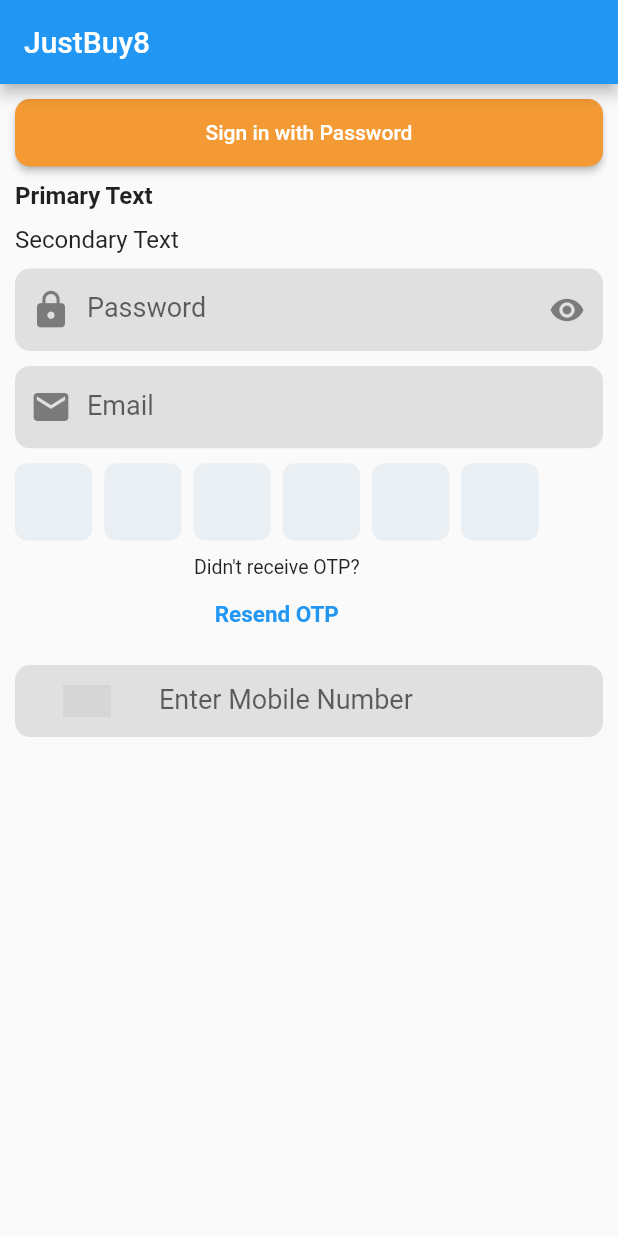
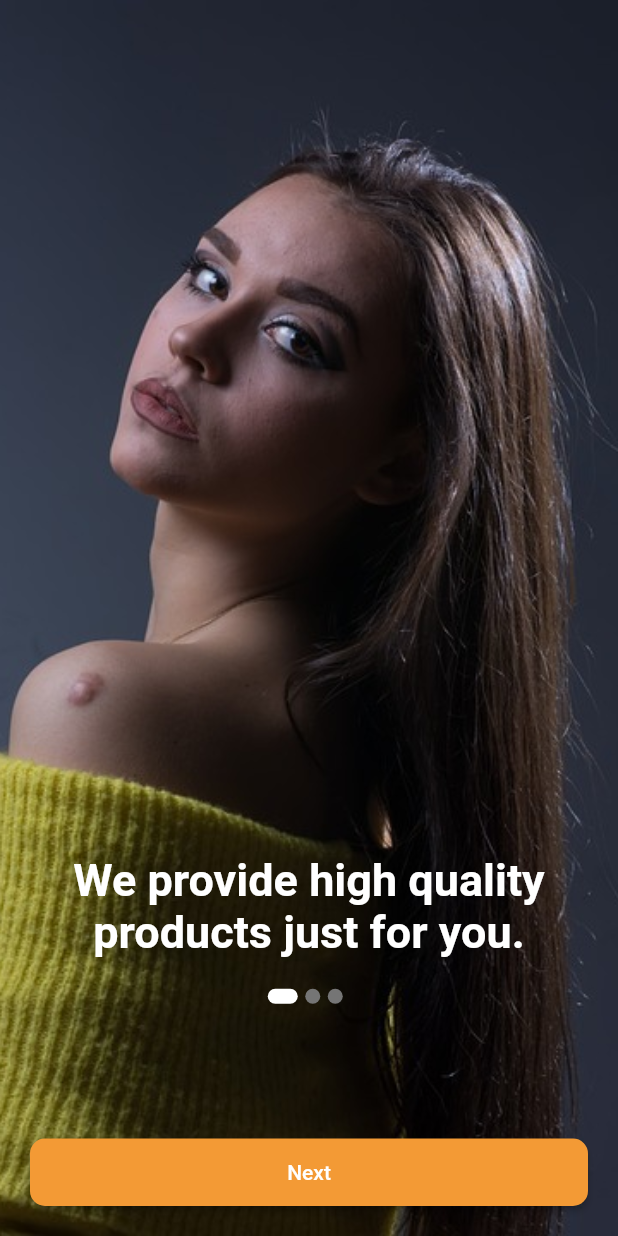
Before and after one commit to Justbuy8/JustBuy8-Mobile-App, a Flutter app: the screen it shows after launch, on a phone screen of 412 x 824 dp. Run offline on Flutter 3.47's test engine with Material 2 defaults, Android fonts, the phone set to English and light mode, and no system bars; drawn by our look-alikes of country_code_picker, pinput; our stand-ins replace nb_utils; Roboto replaces fonts that are missing (OpenSans-Light); grey boxes are pictures that could not be loaded.

Commit message:
onboarding screen implementation

```diff
--- a/lib/main.dart
+++ b/lib/main.dart
@@ -1,7 +1,7 @@
 // ignore_for_file: use_key_in_widget_constructors
 
 import 'package:flutter/material.dart';
-import 'package:justbuyeight/screens/home.dart';
+import 'package:justbuyeight/screens/onboarding_screen.dart';
 
 void main() {
   runApp(const MyApp());
@@ -13,8 +13,9 @@ class MyApp extends StatelessWidget {
   @override
   Widget build(BuildContext context) {
     return const MaterialApp(
+      debugShowCheckedModeBanner: false,
       title: 'JustBuy8',
-      home: Home(),
+      home: OnboardingScreen(),
     );
   }
 }
--- /dev/null
+++ b/lib/models/onboarding_model.dart
@@ -0,0 +1,24 @@
+class OnboardingModel {
+  final String title;
+  final String image;
+
+  OnboardingModel({
+    required this.title,
+    required this.image,
+  });
+}
+
+List<OnboardingModel> contents = [
+  OnboardingModel(
+    title: "We provide high quality products just for you.",
+    image: "assets/images/onboarding1.jpg",
+  ),
+  OnboardingModel(
+    title: "Your satisfaction is our number one priority.",
+    image: "assets/images/onboarding2.jpg",
+  ),
+  OnboardingModel(
+    title: "Let's fulfill your daily need with JustBuy8 Store right now!",
+    image: "assets/images/onboarding3.jpg",
+  ),
+];
--- a/lib/screens/onboarding_screen.dart
+++ b/lib/screens/onboarding_screen.dart
@@ -1,72 +1,152 @@
-// ignore_for_file: unnecessary_string_interpolations
+import 'package:flutter/material.dart';
+import 'package:justbuyeight/constants/app_fonts.dart';
+import 'package:justbuyeight/models/onboarding_model.dart';
+import 'package:justbuyeight/widgets/components/buttons/primary_button.dart';
 
-import 'package:flutter/material.dart';
-import 'package:introduction_screen/introduction_screen.dart';
-import 'package:justbuyeight/constants/app_theme.dart';
+class OnboardingScreen extends StatefulWidget {
+  const OnboardingScreen({Key? key}) : super(key: key);
 
-// ignore: use_key_in_widget_constructors
-class OnBoardingScreen extends StatelessWidget {
   @override
-  Widget build(BuildContext context) {
-    PageDecoration pageDecoration = PageDecoration(
-        titlePadding: const EdgeInsets.only(top: 50),
-        bodyAlignment: Alignment.topCenter,
-        imageAlignment: Alignment.topCenter,
-        safeArea: 0,
-        imagePadding: EdgeInsets.zero,
-        fullScreen: true,
-        titleTextStyle: AppTheme.onboardingTitleTextStyle);
+  State<OnboardingScreen> createState() => _OnboardingScreenState();
+}
 
-    return IntroductionScreen(
-      globalBackgroundColor: Colors.white,
-      pages: [
-        PageViewModel(
-          title: "We provide hight quality products just for you.",
-          body: '',
-          image: introImage('assets/images/onboarding1.jpg'),
-          decoration: pageDecoration,
+class _OnboardingScreenState extends State<OnboardingScreen> {
+  late PageController _controller;
+
+  @override
+  void initState() {
+    _controller = PageController();
+    super.initState();
+  }
+
+  int _currentPage = 0;
+
+  AnimatedContainer _buildDots({
+    int? index,
+  }) {
+    return AnimatedContainer(
+      duration: const Duration(milliseconds: 200),
+      decoration: BoxDecoration(
+        borderRadius: const BorderRadius.all(
+          Radius.circular(50),
         ),
-        PageViewModel(
-          title: "Your satisfaction is our number on priority",
-          body: "",
-          image: introImage('assets/images/onboarding2.jpg'),
-          decoration: pageDecoration,
-        ),
-        PageViewModel(
-          title:
-              "Let's full fill your daily need with Justbuy8 Store right now!",
-          body: '',
-          image: introImage('assets/images/onboarding3.jpg'),
-          decoration: pageDecoration,
-        ),
-      ],
-      showSkipButton: false,
-      onDone: (){},
-      next: const Icon(
-        Icons.arrow_forward,
-        color: Colors.white,
+        color: _currentPage == index ? Colors.white : Colors.grey.shade600,
       ),
-      done: const Text(
-        'Getting Stated',
-        style: TextStyle(fontWeight: FontWeight.w600, color: Colors.white),
-      ),
-      dotsDecorator: const DotsDecorator(
-        size: Size(10.0, 10.0),
-        color: Colors.grey,
-        activeSize: Size(25.0, 10.0),
-        activeColor: Colors.white,
-        activeShape: RoundedRectangleBorder(
-          borderRadius: BorderRadius.all(Radius.circular(25.0)),
-        ),
-      ),
+      margin: const EdgeInsets.only(right: 5),
+      height: 10,
+      curve: Curves.easeIn,
+      width: _currentPage == index ? 20 : 10,
     );
   }
 
-  Widget introImage(String assetName) {
-    return Image.asset(
-      '$assetName',
-      fit: BoxFit.fitHeight,
-      height: 1000,
+  @override
+  Widget build(BuildContext context) {
+    SizeConfig().init(context);
+    double width = SizeConfig.screenW!;
+
+    return Stack(
+      children: [
+        Image.asset(
+          contents[_currentPage].image,
+          height: MediaQuery.of(context).size.height,
+          width: MediaQuery.of(context).size.width,
+          fit: BoxFit.fitHeight,
+        ),
+        Scaffold(
+          backgroundColor: Colors.transparent,
+          body: SafeArea(
+            child: Column(
+              children: [
+                Expanded(
+                  flex: 4,
+                  child: PageView.builder(
+                    physics: const BouncingScrollPhysics(),
+                    controller: _controller,
+                    onPageChanged: (value) =>
+                        setState(() => _currentPage = value),
+                    itemCount: contents.length,
+                    itemBuilder: (context, i) {
+                      return Padding(
+                        padding: const EdgeInsets.all(20.0),
+                        child: Column(
+                          crossAxisAlignment: CrossAxisAlignment.end,
+                          mainAxisAlignment: MainAxisAlignment.end,
+                          children: [
+                            Text(
+                              contents[i].title,
+                              textAlign: TextAlign.center,
+                              style: TextStyle(
+                                fontFamily: AppFonts.robotoBold,
+                                color: Colors.white,
+                                fontWeight: FontWeight.w600,
+                                fontSize: (width <= 550) ? 30 : 35,
+                              ),
+                            ),
+                          ],
+                        ),
+                      );
+                    },
+                  ),
+                ),
+                Expanded(
+                  flex: 1,
+                  child: Column(
+                    mainAxisAlignment: MainAxisAlignment.spaceBetween,
+                    children: [
+                      Row(
+                        mainAxisAlignment: MainAxisAlignment.center,
+                        children: List.generate(
+                          contents.length,
+                          (int index) => _buildDots(
+                            index: index,
+                          ),
+                        ),
+                      ),
+                      _currentPage + 1 == contents.length
+                          ? Padding(
+                              padding: const EdgeInsets.all(20),
+                              child: PrimaryButtonWidget(
+                                  width: width,
+                                  caption: 'Getting Started',
+                                  onPressed: () {}),
+                            )
+                          : Padding(
+                              padding: const EdgeInsets.all(20),
+                              child: PrimaryButtonWidget(
+                                  width: width,
+                                  caption: 'Next',
+                                  onPressed: () {
+                                    _controller.nextPage(
+                                      duration:
+                                          const Duration(milliseconds: 200),
+                                      curve: Curves.easeIn,
+                                    );
+                                  }),
+                            )
+                    ],
+                  ),
+                ),
+              ],
+            ),
+          ),
+        ),
+      ],
     );
   }
 }
+
+class SizeConfig {
+  static MediaQueryData? _mediaQueryData;
+  static double? screenW;
+  static double? screenH;
+  static double? blockH;
+  static double? blockV;
+
+  void init(BuildContext context) {
+    _mediaQueryData = MediaQuery.of(context);
+    screenW = _mediaQueryData!.size.width;
+    screenH = _mediaQueryData!.size.height;
+    blockH = screenW! / 100;
+    blockV = screenH! / 100;
+  }
+}
```
Also changed, not shown: lib/constants/app_texts.dart (+11 -0 lines), lib/constants/app_theme.dart (deleted, +0 -10 lines), 3 other files.
